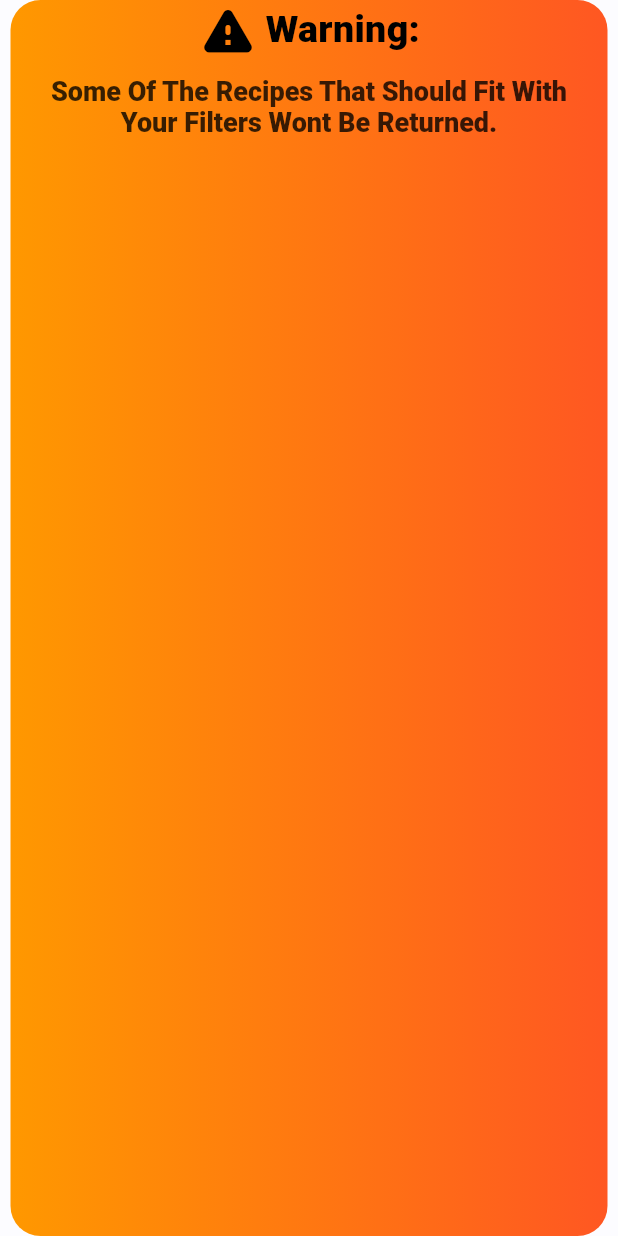
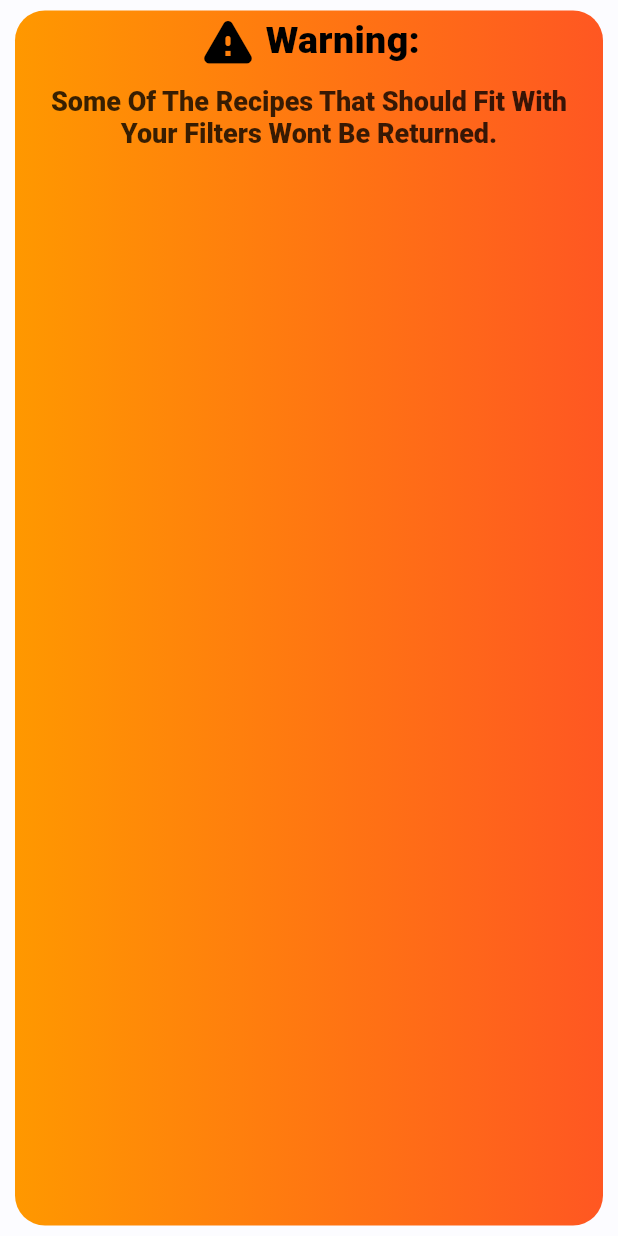
Before and after one commit to Lucas-Haux/Recipe_APP, a Flutter app: the FiltersWarning widget shown alone on an empty page, opened directly, on a phone screen of 412 x 824 dp. Run offline on Flutter 3.47's test engine with Material 3 defaults, Android fonts, the phone set to English and light mode, and no system bars; our stand-ins replace auto_size_text, basic_utils, dotted_border, dynamic_color, fl_chart, flutter_inset_shadow and 10 more; accounts and stored records are empty; generated files the repository leaves out were written again; project files that could hold a hidden picture were left out.

Commit message:
Minor UI Tweaks: Minor Tweaks to Recipe Search Page

```diff
--- a/lib/features/recipe_search_page/widgets/filters_warning.dart
+++ b/lib/features/recipe_search_page/widgets/filters_warning.dart
@@ -18,7 +18,7 @@ class _FiltersWarningState extends State<FiltersWarning> {
       }),
       child: Container(
         padding: EdgeInsets.symmetric(horizontal: 7),
-        margin: EdgeInsets.symmetric(horizontal: 7),
+        margin: EdgeInsets.symmetric(horizontal: 10, vertical: 7),
         decoration: ShapeDecoration(
           gradient: LinearGradient(colors: [
             Colors.orange,
@@ -49,7 +49,12 @@ class _FiltersWarningState extends State<FiltersWarning> {
                 )
               ],
             ),
-            _warningText(),
+            AnimatedSize(
+              duration: const Duration(milliseconds: 100),
+              curve: Curves.easeInOut,
+              alignment: Alignment.topCenter,
+              child: _warningText(),
+            ),
           ],
         ),
       ),
--- a/lib/features/recipe_search_page/widgets/recipe_search_app_bar.dart
+++ b/lib/features/recipe_search_page/widgets/recipe_search_app_bar.dart
@@ -32,6 +32,9 @@ class RecipeSearchAppBar extends StatelessWidget {
       expandedHeight: 250.0,
       collapsedHeight: 60.0 + (isModified ? 22.0 : 0.0),
       leading: const SizedBox(), // hide backbutton in bar
+      shape: RoundedRectangleBorder(
+        borderRadius: BorderRadius.all(Radius.circular(18)),
+      ),
 
       flexibleSpace: FlexibleSpaceBar(
         expandedTitleScale: 1,
--- a/lib/features/recipe_search_page/widgets/sort_options.dart
+++ b/lib/features/recipe_search_page/widgets/sort_options.dart
@@ -21,6 +21,8 @@ class _SortOptionsState extends State<SortOptions> {
   Widget build(BuildContext context) {
     return Container(
       padding: EdgeInsets.symmetric(vertical: 10, horizontal: 3),
+      margin: EdgeInsets.all(10),
+      width: double.infinity,
       decoration: BoxDecoration(
         color: Theme.of(context).colorScheme.surface,
         borderRadius: BorderRadius.circular(16),
```
Also changed, not shown: lib/features/recipe_search_page/recipe_search_screen.dart (+4 -11 lines).
